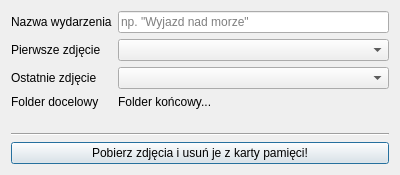
Qt form Grrrab/choose_files.ui (krzysztofwolski/Grrrab) before a commit.
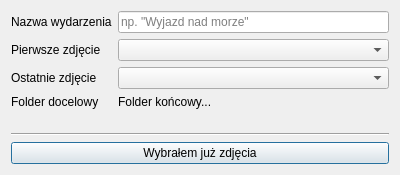
The same form after that commit.

Patch:
```diff
--- a/Grrrab/choose_files.ui
+++ b/Grrrab/choose_files.ui
@@ -72,7 +72,7 @@
    <item row="2" column="0">
     <widget class="QPushButton" name="pushButton_start">
      <property name="text">
-      <string>Pobierz zdjęcia i usuń je z karty pamięci!</string>
+      <string>Wybrałem już zdjęcia</string>
      </property>
     </widget>
    </item>
```
Left out of the diff: 2 changed lines with no effect on the pictures.
